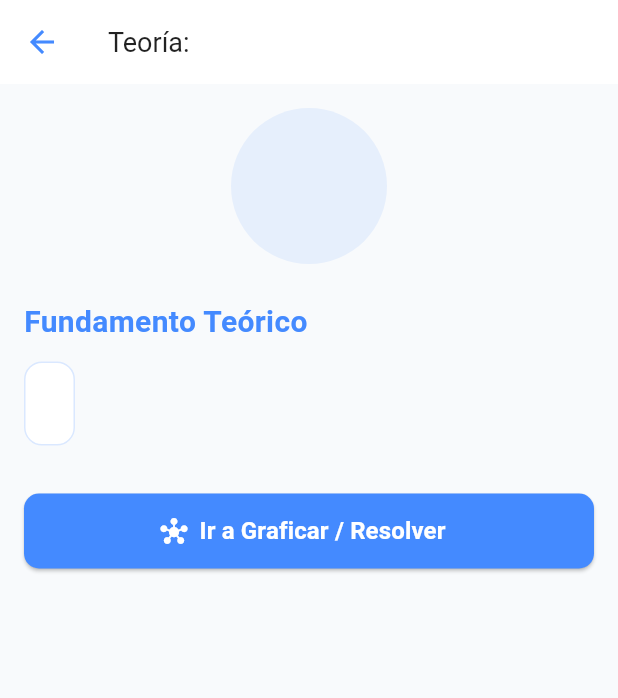
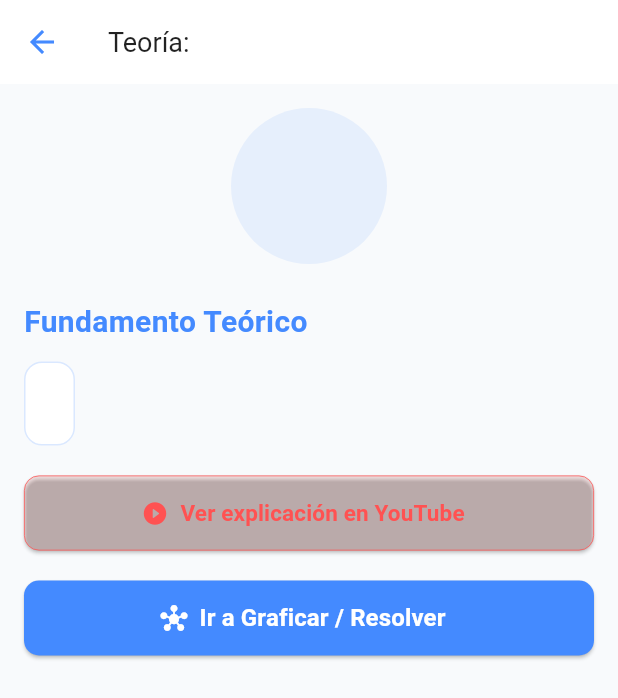
Before and after one commit to adrianaquiroz-wq/analysis_of_algorithms, a Flutter app: the AlgorithmTheoryScreen screen opened directly with empty values, on a phone screen of 412 x 824 dp. Shown: the top 698 px of the screen. Run offline on Flutter 3.47's test engine with Material 3 defaults, Android fonts, the phone set to English and light mode, and no system bars; our stand-ins replace shared_preferences; accounts and stored records are empty.

Commit message:
Explicación más link

```diff
--- a/lib/screens/algorithm_theory_screen.dart
+++ b/lib/screens/algorithm_theory_screen.dart
@@ -1,4 +1,5 @@
 import 'package:flutter/material.dart';
+import 'package:url_launcher/url_launcher.dart';
 
 import 'graph_screen.dart';
 
@@ -7,8 +8,9 @@ class AlgorithmTheoryScreen extends StatelessWidget {
   final String theoryDescription;
   final IconData icon;
   final bool isDarkMode;
-  final String algorithmType; // <-- Añadido para recibir el tipo de algoritmo
-  final bool isBipartite; // <-- Añadido para saber si es bipartito
+  final String algorithmType; // Recibe el tipo de algoritmo
+  final bool isBipartite; // Recibe si es bipartito
+  final String youtubeUrl; // <-- Nuevo parámetro para el enlace de YouTube
 
   const AlgorithmTheoryScreen({
     Key? key,
@@ -18,6 +20,7 @@ class AlgorithmTheoryScreen extends StatelessWidget {
     required this.isDarkMode,
     required this.algorithmType,
     required this.isBipartite,
+    required this.youtubeUrl, // <-- Requerido en el constructor
   }) : super(key: key);
 
   @override
@@ -74,10 +77,43 @@ class AlgorithmTheoryScreen extends StatelessWidget {
               ),
               child: Text(
                 theoryDescription,
+                textAlign: TextAlign
+                    .justify, // <-- Costados rectos alineados formalmente
                 style: TextStyle(color: textColor, fontSize: 15, height: 1.5),
               ),
             ),
-            const SizedBox(height: 32),
+            const SizedBox(height: 20),
+
+            // --- BOTÓN DE YOUTUBE ---
+            SizedBox(
+              width: double.infinity,
+              height: 50,
+              child: ElevatedButton.icon(
+                style: ElevatedButton.styleFrom(
+                  backgroundColor: Colors.red.withValues(alpha: 0.1),
+                  foregroundColor: Colors.redAccent,
+                  shape: RoundedRectangleBorder(
+                    borderRadius: BorderRadius.circular(10),
+                    side: const BorderSide(color: Colors.redAccent, width: 0.5),
+                  ),
+                ),
+                icon: const Icon(
+                  Icons.play_circle_fill_rounded,
+                  color: Colors.redAccent,
+                ),
+                label: const Text(
+                  'Ver explicación en YouTube',
+                  style: TextStyle(fontSize: 15, fontWeight: FontWeight.bold),
+                ),
+                onPressed: () {
+                  if (youtubeUrl.isNotEmpty) {
+                    _launchYouTubeUrl(youtubeUrl);
+                  }
+                },
+              ),
+            ),
+
+            const SizedBox(height: 20),
             SizedBox(
               width: double.infinity,
               height: 50,
@@ -95,7 +131,6 @@ class AlgorithmTheoryScreen extends StatelessWidget {
                   style: TextStyle(fontSize: 16, fontWeight: FontWeight.bold),
                 ),
                 onPressed: () {
-                  // Navega al editor del grafo pasando los parámetros limpios
                   Navigator.push(
                     context,
                     MaterialPageRoute(
@@ -114,4 +149,11 @@ class AlgorithmTheoryScreen extends StatelessWidget {
       ),
     );
   }
+
+  Future<void> _launchYouTubeUrl(String urlString) async {
+    final Uri url = Uri.parse(urlString);
+    if (!await launchUrl(url, mode: LaunchMode.externalApplication)) {
+      throw Exception('No se pudo abrir el enlace $url');
+    }
+  }
 }
--- a/pubspec.yaml
+++ b/pubspec.yaml
@@ -43,6 +43,7 @@ dependencies:
 dev_dependencies:
   flutter_test:
     sdk: flutter
+  url_launcher: ^6.3.3
 
   # The "flutter_lints" package below contains a set of recommended lints to
   # encourage good coding practices. The lint set provided by the package is
@@ -61,8 +62,7 @@ flutter:
   # included with your application, so that you can use the icons in
   # the material Icons class.
   uses-material-design: true
-  assets:
-    - assets/images/
+
   # To add assets to your application, add an assets section, like this:
   # assets:
   #   - images/a_dot_burr.jpeg
```
Also changed, not shown: lib/screens/home_screen.dart (+28 -7 lines), pubspec.lock, 5 other files.
